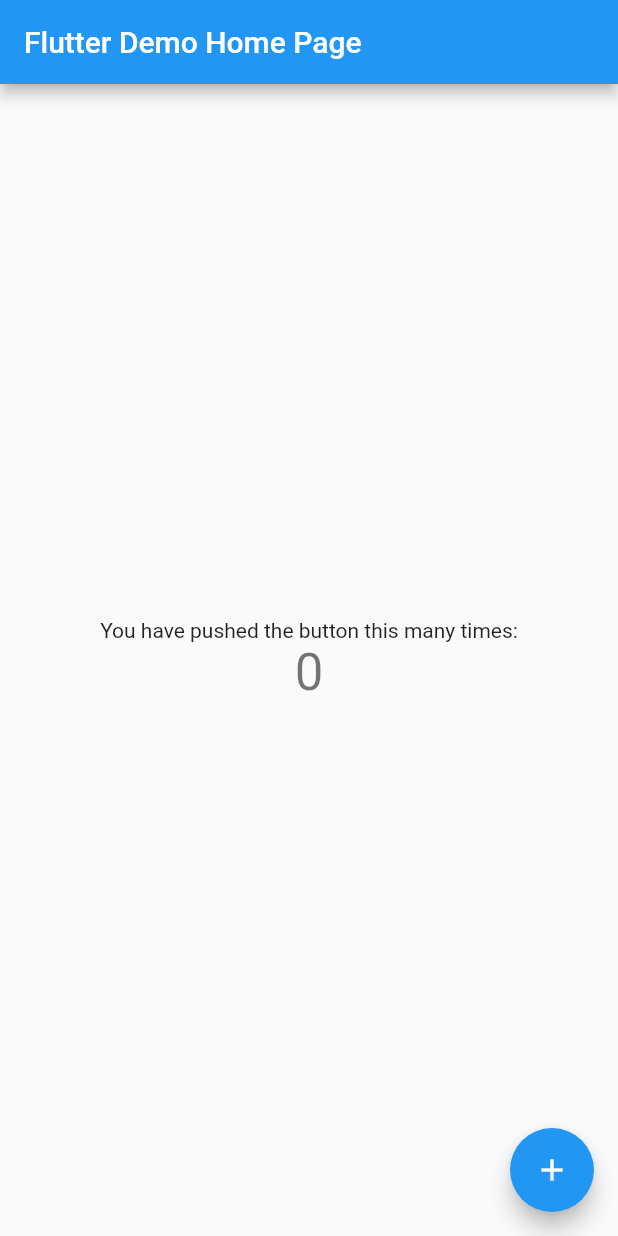
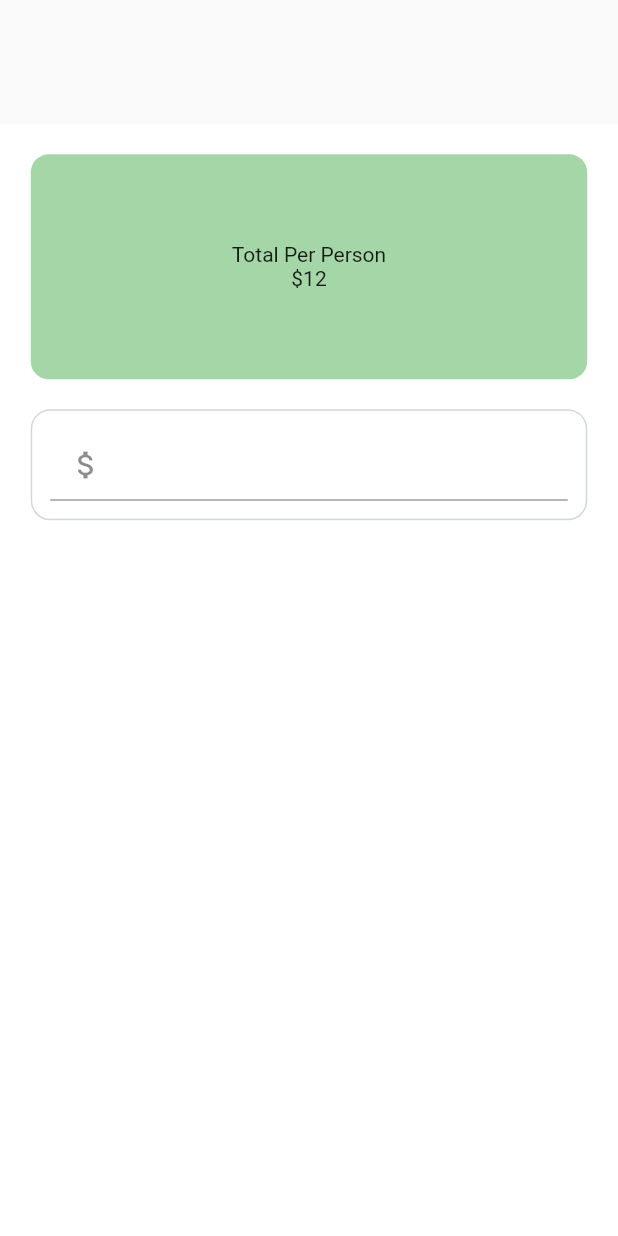
Before and after one commit to dancrux/tip_calculator, a Flutter app: the screen it shows after launch, on a phone screen of 412 x 824 dp. Run offline on Flutter 3.47's test engine with Material 2 defaults, Android fonts, the phone set to English and light mode, and no system bars.

Commit message:
Set up Home/Main ui

```diff
--- /dev/null
+++ b/lib/home.dart
@@ -0,0 +1,73 @@
+import 'package:flutter/material.dart';
+
+class HomeScreen extends StatefulWidget {
+  const HomeScreen({Key? key}) : super(key: key);
+
+  @override
+  _HomeScreenState createState() => _HomeScreenState();
+}
+
+class _HomeScreenState extends State<HomeScreen> {
+  int _tipPercentage = 0;
+  int _personCounter = 1;
+  double _amount = 0.0;
+  @override
+  Widget build(BuildContext context) {
+    return Scaffold(
+      body: Container(
+        margin: EdgeInsets.only(top: MediaQuery.of(context).size.height * 0.1),
+        alignment: Alignment.center,
+        color: Colors.white,
+        child: ListView(
+          scrollDirection: Axis.vertical,
+          padding: EdgeInsets.all(20.5),
+          children: <Widget>[
+            Container(
+              width: 150.0,
+              height: 150.0,
+              decoration: BoxDecoration(
+                  color: Colors.green.shade200,
+                  borderRadius: BorderRadius.circular(12.0)),
+              child: Center(
+                child: Column(
+                  mainAxisAlignment: MainAxisAlignment.center,
+                  children: [Text("Total Per Person"), Text("\$12")],
+                ),
+              ),
+            ),
+            Container(
+              margin: EdgeInsets.only(top: 20.0),
+              padding: EdgeInsets.all(12.0),
+              decoration: BoxDecoration(
+                  color: Colors.transparent,
+                  border: Border.all(
+                      color: Colors.blueGrey.shade100,
+                      style: BorderStyle.solid),
+                  borderRadius: BorderRadius.circular(13)),
+              child: Column(
+                children: [
+                  TextField(
+                    keyboardType:
+                        TextInputType.numberWithOptions(decimal: true),
+                    style: TextStyle(color: Colors.grey),
+                    decoration: InputDecoration(
+                        // hintText: "Enter Amount Here",
+                        prefixText: "Amount ",
+                        prefixIcon: Icon(Icons.attach_money)),
+                    onChanged: (String value) {
+                      try {
+                        _amount = double.parse(value);
+                      } catch (exception) {
+                        _amount = 0.0;
+                      }
+                    },
+                  )
+                ],
+              ),
+            )
+          ],
+        ),
+      ),
+    );
+  }
+}
--- a/lib/main.dart
+++ b/lib/main.dart
@@ -1,15 +1,18 @@
 import 'package:flutter/material.dart';
+import 'package:tip_calculator/home.dart';
 
 void main() {
-  runApp(MyApp());
+  runApp(Main());
 }
 
-class MyApp extends StatelessWidget {
+class Main extends StatelessWidget {
   // This widget is the root of your application.
   @override
   Widget build(BuildContext context) {
     return MaterialApp(
-      title: 'Flutter Demo',
+      home: HomeScreen(),
+      debugShowCheckedModeBanner: false,
+      title: 'Tip Calculator',
       theme: ThemeData(
         // This is the theme of your application.
         //
@@ -20,93 +23,8 @@ class MyApp extends StatelessWidget {
         // or simply save your changes to "hot reload" in a Flutter IDE).
         // Notice that the counter didn't reset back to zero; the application
         // is not restarted.
-        primarySwatch: Colors.blue,
+        primarySwatch: Colors.green,
       ),
-      home: MyHomePage(title: 'Flutter Demo Home Page'),
     );
   }
 }
-class MyHomePage extends StatefulWidget {
-  MyHomePage({Key? key, required this.title}) : super(key: key);
-
-  // This widget is the home page of your application. It is stateful, meaning
-  // that it has a State object (defined below) that contains fields that affect
-  // how it looks.
-
-  // This class is the configuration for the state. It holds the values (in this
-  // case the title) provided by the parent (in this case the App widget) and
-  // used by the build method of the State. Fields in a Widget subclass are
-  // always marked "final".
-
-  final String title;
-
-  @override
-  _MyHomePageState createState() => _MyHomePageState();
-}
-
-class _MyHomePageState extends State<MyHomePage> {
-  int _counter = 0;
-
-  void _incrementCounter() {
-    setState(() {
-      // This call to setState tells the Flutter framework that something has
-      // changed in this State, which causes it to rerun the build method below
-      // so that the display can reflect the updated values. If we changed
-      // _counter without calling setState(), then the build method would not be
-      // called again, and so nothing would appear to happen.
-      _counter++;
-    });
-  }
-
-  @override
-  Widget build(BuildContext context) {
-    // This method is rerun every time setState is called, for instance as done
-    // by the _incrementCounter method above.
-    //
-    // The Flutter framework has been optimized to make rerunning build methods
-    // fast, so that you can just rebuild anything that needs updating rather
-    // than having to individually change instances of widgets.
-    return Scaffold(
-      appBar: AppBar(
-        // Here we take the value from the MyHomePage object that was created by
-        // the App.build method, and use it to set our appbar title.
-        title: Text(widget.title),
-      ),
-      body: Center(
-        // Center is a layout widget. It takes a single child and positions it
-        // in the middle of the parent.
-        child: Column(
-          // Column is also a layout widget. It takes a list of children and
-          // arranges them vertically. By default, it sizes itself to fit its
-          // children horizontally, and tries to be as tall as its parent.
-          //
-          // Invoke "debug painting" (press "p" in the console, choose the
-          // "Toggle Debug Paint" action from the Flutter Inspector in Android
-          // Studio, or the "Toggle Debug Paint" command in Visual Studio Code)
-          // to see the wireframe for each widget.
-          //
-          // Column has various properties to control how it sizes itself and
-          // how it positions its children. Here we use mainAxisAlignment to
-          // center the children vertically; the main axis here is the vertical
-          // axis because Columns are vertical (the cross axis would be
-          // horizontal).
-          mainAxisAlignment: MainAxisAlignment.center,
-          children: <Widget>[
-            Text(
-              'You have pushed the button this many times:',
-            ),
-            Text(
-              '$_counter',
-              style: Theme.of(context).textTheme.headline4,
-            ),
-          ],
-        ),
-      ),
-      floatingActionButton: FloatingActionButton(
-        onPressed: _incrementCounter,
-        tooltip: 'Increment',
-        child: Icon(Icons.add),
-      ), // This trailing comma makes auto-formatting nicer for build methods.
-    );
-  }
-}
--- /dev/null
+++ b/lib/main_desktop.dart
@@ -0,0 +1,6 @@
+import 'main.dart' as original_main;
+
+// This file is the default main entry-point for go-flutter application.
+void main() {
+  original_main.main();
+}
```
Also changed, not shown: go/hover.yaml (added, +9 -0 lines), lib/util/hexColorConverter.dart (added, +13 -0 lines), go/assets/icon.png (added), 6 other files.
